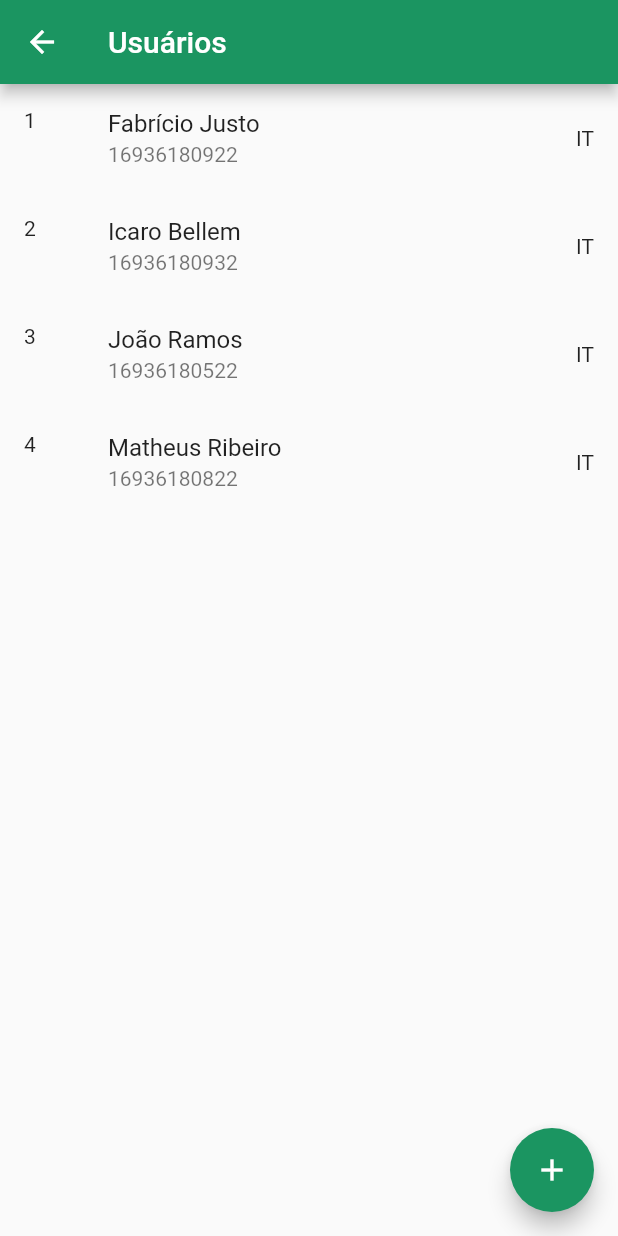
After one commit to fajusto/projeto_tcc_rastreador, a Flutter app: the screen it shows after launch, after a tap on "Usuários", on a phone screen of 412 x 824 dp. The commit adds this screen. Run offline on Flutter 3.47's test engine with Material 2 defaults, Android fonts, the phone set to English and light mode, and no system bars; our stand-ins replace google_fonts, mobx; accounts and stored records are empty; generated files the repository leaves out were written again.

Commit message:
- general changes

```diff
--- a/lib/core/app_widget.dart
+++ b/lib/core/app_widget.dart
@@ -12,6 +12,9 @@ class AppWidget extends StatelessWidget {
       home: const HomePage(),
       theme: ThemeData(
         primaryColor: AppTheme.appBarColor,
+        floatingActionButtonTheme: const FloatingActionButtonThemeData(
+          backgroundColor: AppTheme.appBarColor,
+        ),
         appBarTheme: const AppBarTheme(
           backgroundColor: AppTheme.appColor,
         )
--- a/lib/modules/home/controllers/users_controller.dart
+++ b/lib/modules/home/controllers/users_controller.dart
@@ -1,7 +1,8 @@
 import 'package:flutter/material.dart';
 import 'package:mobx/mobx.dart';
 
-import '../models/user.dart';
+import '../../users/models/user.dart';
+
 
 part 'users_controller.g.dart';
 
--- a/lib/modules/home/views/home_page.dart
+++ b/lib/modules/home/views/home_page.dart
@@ -1,6 +1,7 @@
 import 'package:flutter/material.dart';
 import 'package:google_fonts/google_fonts.dart';
 import 'package:projeto_tcc_rastreador/modules/home/widgets/menu_button.dart';
+import 'package:projeto_tcc_rastreador/modules/users/users.dart';
 
 import '../../../core/app_theme.dart';
 
@@ -11,7 +12,8 @@ class HomePage extends StatelessWidget {
   Widget build(BuildContext context) {
     return Scaffold(
       appBar: AppBar(
-        title: Text('Início',
+        title: Text(
+          'Início',
           style: GoogleFonts.ubuntu(
             fontWeight: FontWeight.bold,
           ),
@@ -24,12 +26,11 @@ class HomePage extends StatelessWidget {
         child: Container(
           padding: const EdgeInsets.fromLTRB(20, 0, 20, 8),
           decoration: const BoxDecoration(
-            color: AppTheme.primaryColor,
-            borderRadius: BorderRadius.only(
-              topLeft: Radius.circular(40),
-              topRight: Radius.circular(40),
-            )
-          ),
+              color: AppTheme.primaryColor,
+              borderRadius: BorderRadius.only(
+                topLeft: Radius.circular(40),
+                topRight: Radius.circular(40),
+              )),
           child: Column(
             mainAxisAlignment: MainAxisAlignment.spaceBetween,
             children: [
@@ -39,7 +40,8 @@ class HomePage extends StatelessWidget {
                   Row(
                     mainAxisAlignment: MainAxisAlignment.center,
                     children: [
-                      Text('Fortline',
+                      Text(
+                        'Fortline',
                         style: GoogleFonts.ubuntu(
                           fontSize: 35,
                           fontWeight: FontWeight.bold,
@@ -47,32 +49,42 @@ class HomePage extends StatelessWidget {
                       ),
                     ],
                   ),
-                  const SizedBox(height: 50,),
+                  const SizedBox(
+                    height: 50,
+                  ),
                   Wrap(
                     spacing: 20,
                     runSpacing: 20,
-                    children: const [
+                    children: [
                       MenuButton(
                         icon: Icons.people,
                         title: 'Usuários',
+                        onTap: () {
+                          Navigator.push(context,
+                              MaterialPageRoute(builder: (_) => const Users()));
+                        },
                       ),
                       MenuButton(
                         icon: Icons.playlist_add_check,
                         title: 'Produtos',
+                        onTap: () {},
                       ),
                       MenuButton(
                         icon: Icons.list_alt,
                         title: 'Programação',
+                        onTap: () {},
                       ),
                       MenuButton(
                         icon: Icons.business_sharp,
                         title: 'Setores',
+                        onTap: () {},
                       ),
                     ],
                   ),
                 ],
               ),
-              Text('Desenvolvido por FIK',
+              Text(
+                'Desenvolvido por FIK',
                 style: GoogleFonts.ubuntu(
                   fontSize: 12,
                   color: Colors.grey,
--- a/lib/modules/home/widgets/menu_button.dart
+++ b/lib/modules/home/widgets/menu_button.dart
@@ -5,15 +5,19 @@ import 'package:projeto_tcc_rastreador/core/app_theme.dart';
 class MenuButton extends StatelessWidget {
   final IconData? icon;
   final String? title;
+  final Function()? onTap;
   const MenuButton({
     Key? key,
     this.icon,
-    this.title
+    this.title,
+    this.onTap
   }) : super(key: key);
 
   @override
   Widget build(BuildContext context) {
-    return Container(
+    return InkWell(
+      onTap: onTap,
+      child: Container(
         width: 130,
         height: 130,
         decoration: const BoxDecoration(
@@ -38,6 +42,7 @@ class MenuButton extends StatelessWidget {
             ),
           ],
         ),
+      ),
     );
   }
 }
--- /dev/null
+++ b/lib/modules/products/models/product.dart
@@ -0,0 +1,5 @@
+class Product {
+
+
+
+}
--- a/lib/modules/home/models/user.dart
+++ b/lib/modules/users/models/user.dart
@@ -3,6 +3,7 @@ class User {
   String? roleUuid;
   String? name;
   String? lastName;
+  String? phone;
   String? section;
 
   User({
@@ -10,6 +11,7 @@ class User {
     this.roleUuid,
     this.name,
     this.lastName,
+    this.phone,
     this.section,
   });
 
@@ -19,6 +21,7 @@ class User {
       roleUuid: json['role_uuid'],
       name: json['name'],
       lastName: json['last_name'],
+      phone: json['phone'],
       section: json['section'],
     );
   }
@@ -29,6 +32,7 @@ class User {
       'role_uuid': user.roleUuid,
       'name': user.name,
       'last_name': user.lastName,
+      'phone': user.phone,
       'section': user.section,
     };
     return map;
--- /dev/null
+++ b/lib/modules/users/users.dart
@@ -0,0 +1,78 @@
+import 'package:flutter/material.dart';
+import 'models/user.dart';
+
+class Users extends StatefulWidget {
+  const Users({Key? key}) : super(key: key);
+
+  @override
+  State<Users> createState() => _UsersState();
+}
+
+class _UsersState extends State<Users> {
+
+  List<User> users = [
+    User(
+      uuid: 'sadfhlishdblkzjblvkjbv',
+      roleUuid: 'çjskdvnkjsdvnçzkdjbçzdjb',
+      name: 'Fabrício',
+      lastName: 'Justo',
+      phone: '16936180922',
+      section: 'IT'
+    ),
+    User(
+        uuid: 'djfdjgchchmukty',
+        roleUuid: 'cgjcyjsrhfgcjhgjyk',
+        name: 'Icaro',
+        lastName: 'Bellem',
+        phone: '16936180932',
+        section: 'IT',
+    ),
+    User(
+      uuid: 'skdjgdjfgblzdnflknvobg',
+      roleUuid: 'sdvkjbvkjbxkvjbxkjbvkjc',
+      name: 'João',
+      lastName: 'Ramos',
+      phone: '16936180522',
+      section: 'IT',
+    ),
+    User(
+      uuid: 'hsgdfhtsfdjhdlvckjdvkb',
+      roleUuid: 'fbkhzlhdsonzugvhnzich',
+      name: 'Matheus',
+      lastName: 'Ribeiro',
+      phone: '16936180822',
+      section: 'IT',
+    ),
+  ];
+
+  @override
+  Widget build(BuildContext context) {
+    return Scaffold(
+      appBar: AppBar(
+        title: const Text('Usuários'),
+      ),
+      body: Column(
+        children: [
+          Expanded(
+            child: ListView.builder(
+              itemCount: users.length,
+                itemBuilder: (context, index) {
+                  return ListTile(
+                    leading: Text((index + 1).toString()),
+                    title: Text('${users[index].name!} ${users[index].lastName!}'),
+                    subtitle: Text('${users[index].phone}'),
+                    trailing: Text('${users[index].section}'),
+                    onTap: () {},
+                  );
+                }
+            ),
+          )
+        ],
+      ),
+      floatingActionButton: FloatingActionButton(
+        onPressed: () {},
+        child: const Icon(Icons.add),
+      ),
+    );
+  }
+}
```
Lines whose indentation alone changed are shown as unchanged.
